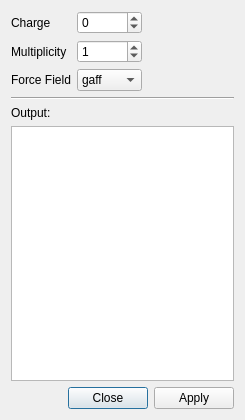
Qt form src/Amber/ParametrizeMoleculeDialog.ui (nutjunkie/IQmol3) before a commit.
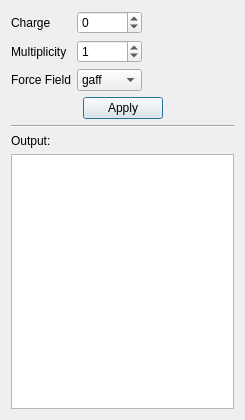
The same form after that commit.

Commit message: Move the buttons in Parametrize dialog

```diff
--- a/src/Amber/ParametrizeMoleculeDialog.ui
+++ b/src/Amber/ParametrizeMoleculeDialog.ui
@@ -110,6 +110,19 @@
      </item>
     </layout>
    </item>
+   <item>
+    <widget class="QDialogButtonBox" name="buttonBox">
+     <property name="orientation">
+      <enum>Qt::Horizontal</enum>
+     </property>
+     <property name="standardButtons">
+      <set>QDialogButtonBox::Apply</set>
+     </property>
+     <property name="centerButtons">
+      <bool>true</bool>
+     </property>
+    </widget>
+   </item>
    <item>
     <widget class="Line" name="line">
      <property name="orientation">
@@ -127,19 +140,6 @@
    <item>
     <widget class="QTextBrowser" name="logTextBrowser"/>
    </item>
-   <item>
-    <widget class="QDialogButtonBox" name="buttonBox">
-     <property name="orientation">
-      <enum>Qt::Horizontal</enum>
-     </property>
-     <property name="standardButtons">
-      <set>QDialogButtonBox::Apply|QDialogButtonBox::Close</set>
-     </property>
-     <property name="centerButtons">
-      <bool>false</bool>
-     </property>
-    </widget>
-   </item>
   </layout>
  </widget>
  <resources/>
```
The commit also changes 2 other files.
